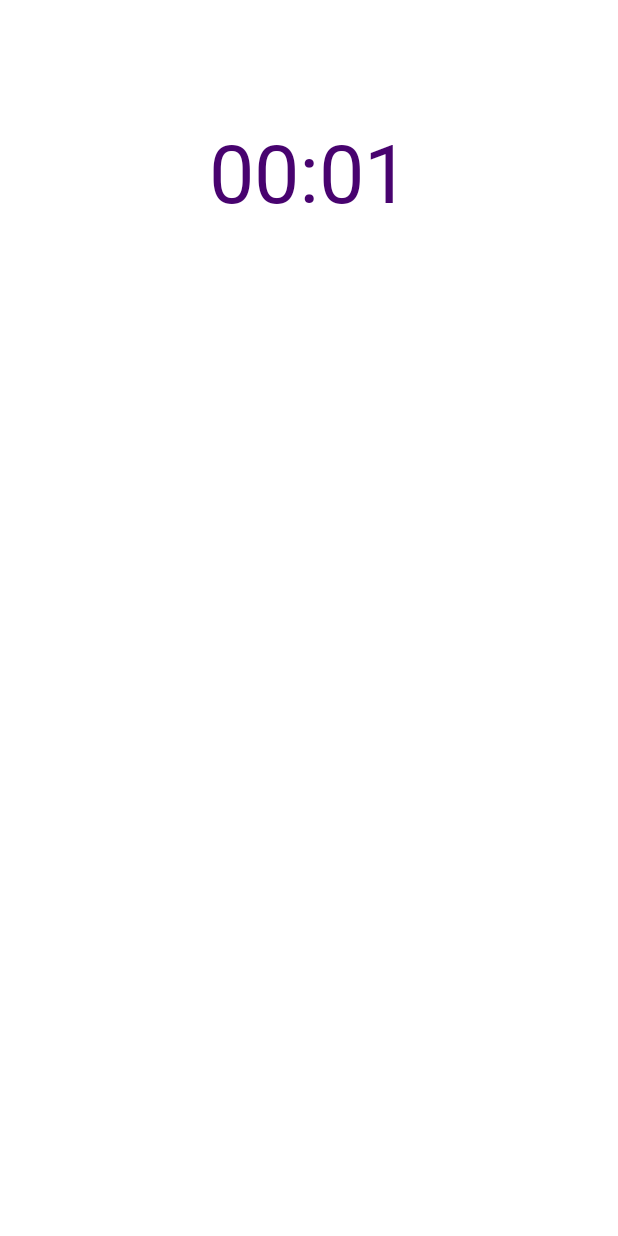
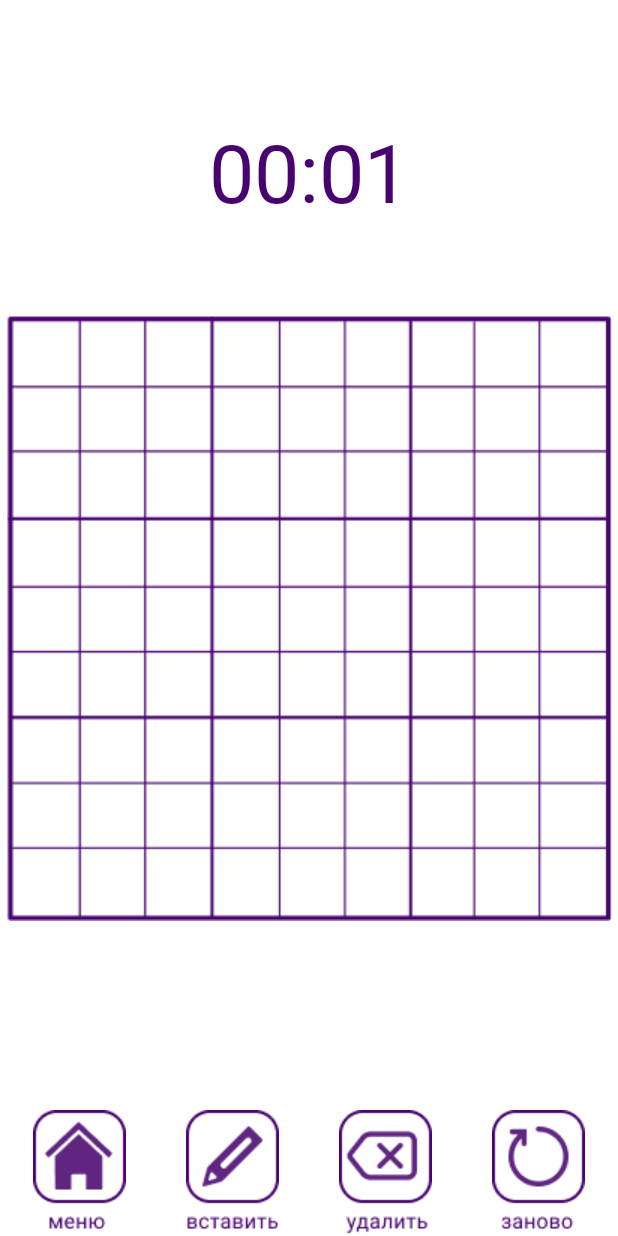
Before and after one commit to elizawetta/sudoku, an Android app: the GameActivity screen opened directly, with no data from a screen before it, on a phone screen of 412 x 824 dp. Run offline under Robolectric (Android 15) with nearby library versions, the phone set to English and light mode, and no system bars.

Commit message:
add image button

```diff
--- a/app/src/main/res/layout/activity_game.xml
+++ b/app/src/main/res/layout/activity_game.xml
@@ -23,6 +23,48 @@
             android:textColor="@color/text"
             android:fontFamily="@font/robotoserif"/>
 
+        <ImageView
+            android:layout_width="wrap_content"
+            android:layout_height="wrap_content"
+            android:layout_centerInParent="true"
+            android:src="@drawable/grid" />
+
+        <LinearLayout
+            android:layout_width="wrap_content"
+            android:layout_height="wrap_content"
+            android:layout_alignParentBottom="true"
+            android:layout_centerHorizontal="true"
+            android:orientation="horizontal">
+            <ImageButton
+                android:id="@+id/home"
+                android:layout_width="wrap_content"
+                android:layout_height="wrap_content"
+                android:background="@color/white"
+                android:layout_marginRight="40sp"
+                app:srcCompat="@drawable/home" />
+
+            <ImageButton
+                android:id="@+id/write"
+                android:layout_width="wrap_content"
+                android:layout_height="wrap_content"
+                android:layout_marginRight="40sp"
+                android:background="@color/white"
+                app:srcCompat="@drawable/write" />
+            <ImageButton
+                android:id="@+id/delete"
+                android:layout_width="wrap_content"
+                android:layout_height="wrap_content"
+                android:background="@color/white"
+                android:layout_marginRight="40sp"
+                app:srcCompat="@drawable/delete" />
+            <ImageButton
+                android:id="@+id/restart"
+                android:layout_width="wrap_content"
+                android:layout_height="wrap_content"
+                android:background="@color/white"
+                app:srcCompat="@drawable/restart" />
+        </LinearLayout>
+
     </RelativeLayout>
 
 </androidx.constraintlayout.widget.ConstraintLayout>
```
Also changed, not shown: app/src/main/res/drawable/delete.png (added), app/src/main/res/drawable/grid.png (added), app/src/main/res/drawable/home.png (added), app/src/main/res/drawable/restart.png (added), app/src/main/res/drawable/write.png (added).
